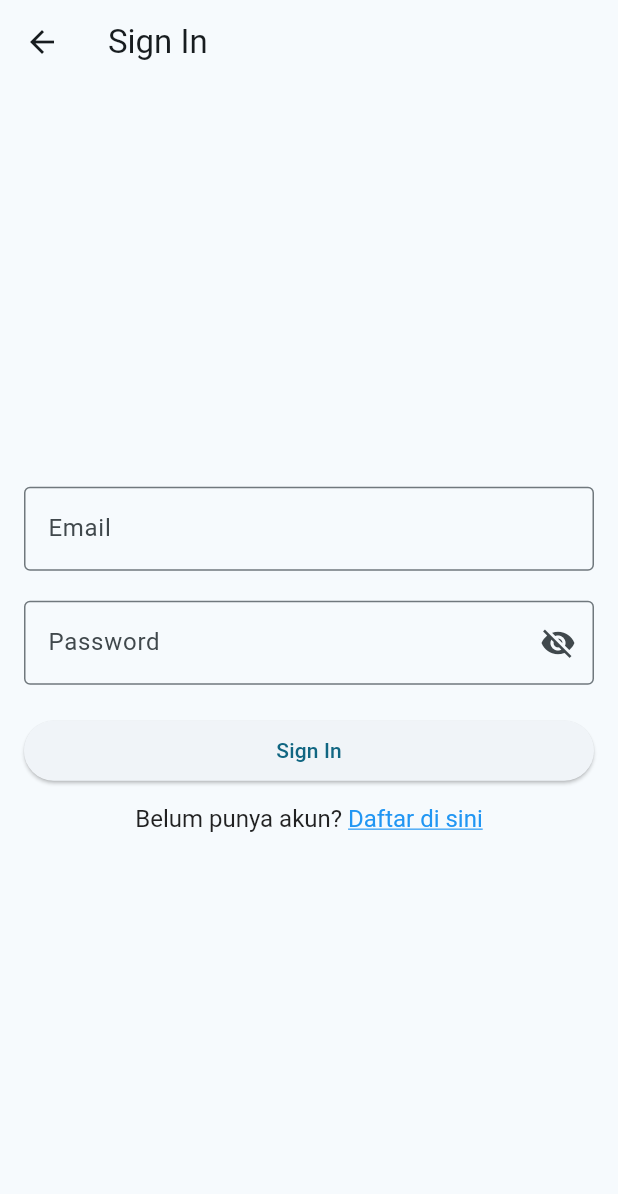
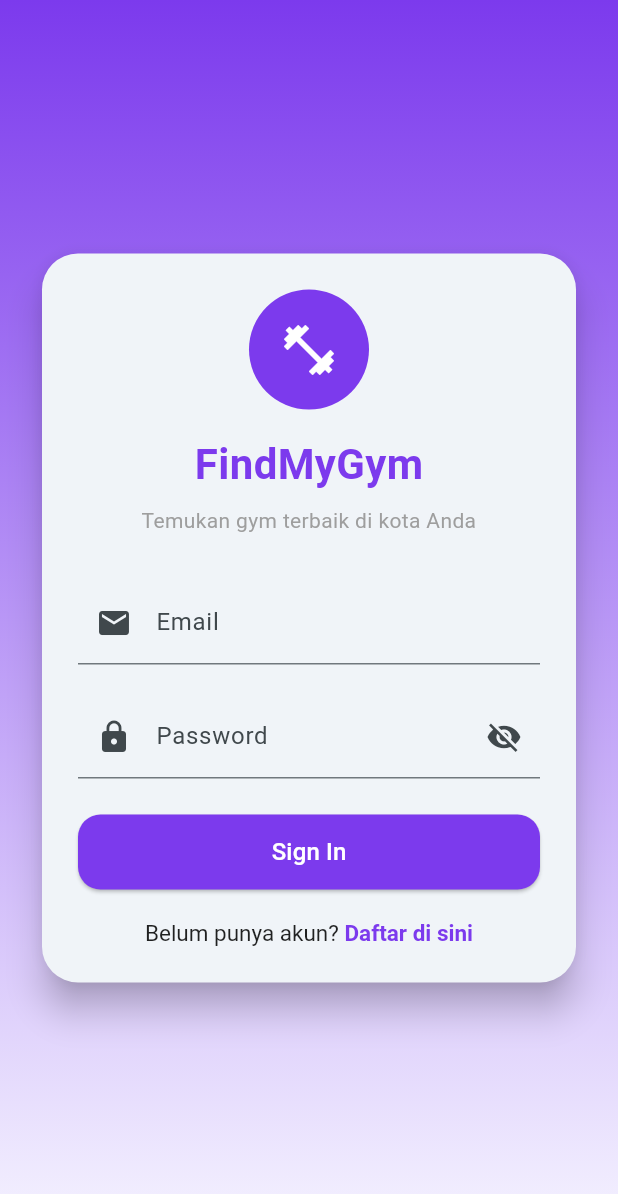
Before and after one commit to fadhiloc/finalprj-pab2-2026-fari, a Flutter app: the screen it shows after launch, item 4 of the bottom bar chosen, after a tap on "Sign In", on a phone screen of 412 x 824 dp. Shown: the top 1194 px of the screen. Run offline on Flutter 3.47's test engine with Material 3 defaults, Android fonts, the phone set to English and light mode, and no system bars; our stand-ins replace cloud_firestore, firebase_auth, firebase_core, flutter_map, flutter_rating_bar, image_picker and 1 more; accounts and stored records are empty.

Commit message:
redesign signIn_screens

```diff
--- a/findgym_app/lib/screens/signIn_screens.dart
+++ b/findgym_app/lib/screens/signIn_screens.dart
@@ -26,9 +26,7 @@
       TextEditingController();
 
   bool _obscurePassword = true;
-
   bool _isLoading = false;
-
   String _errorText = '';
 
   Future<void> signIn() async {
@@ -68,8 +66,7 @@
     } on FirebaseAuthException catch (e) {
       setState(() {
         _errorText =
-            e.message ??
-            'Login gagal';
+            e.message ?? 'Login gagal';
       });
     } catch (e) {
       setState(() {
@@ -78,9 +75,11 @@
       });
     }
 
+    if (mounted) {
       setState(() {
         _isLoading = false;
       });
+    }
   }
 
   @override
@@ -93,26 +92,110 @@
   @override
   Widget build(BuildContext context) {
     return Scaffold(
-      appBar: AppBar(
-        title: const Text(
-          'Sign In',
+      body: Container(
+        width: double.infinity,
+
+        decoration: const BoxDecoration(
+          gradient: LinearGradient(
+            begin: Alignment.topCenter,
+            end: Alignment.bottomCenter,
+            colors: [
+              Color(0xFF7C3AED),
+              Color(0xFFF5F3FF),
+            ],
           ),
         ),
-      body: Center(
+
+        child: SafeArea(
+          child: Center(
             child: SingleChildScrollView(
+              padding:
+                  const EdgeInsets.all(24),
+
+              child: Card(
+                elevation: 10,
+
+                shape:
+                    RoundedRectangleBorder(
+                  borderRadius:
+                      BorderRadius.circular(
+                    24,
+                  ),
+                ),
+
                 child: Padding(
                   padding:
-                const EdgeInsets.all(16),
+                      const EdgeInsets.all(
+                    24,
+                  ),
+
                   child: Column(
+                    mainAxisSize:
+                        MainAxisSize.min,
+
                     children: [
+                      const CircleAvatar(
+                        radius: 40,
+                        backgroundColor:
+                            Color(
+                          0xFF7C3AED,
+                        ),
+
+                        child: Icon(
+                          Icons
+                              .fitness_center,
+                          size: 40,
+                          color:
+                              Colors.white,
+                        ),
+                      ),
+
+                      const SizedBox(
+                        height: 16,
+                      ),
+
+                      const Text(
+                        'FindMyGym',
+                        style: TextStyle(
+                          fontSize: 28,
+                          fontWeight:
+                              FontWeight.bold,
+                          color: Color(
+                            0xFF7C3AED,
+                          ),
+                        ),
+                      ),
+
+                      const SizedBox(
+                        height: 8,
+                      ),
+
+                      const Text(
+                        'Temukan gym terbaik di kota Anda',
+                        textAlign:
+                            TextAlign.center,
+                        style: TextStyle(
+                          color:
+                              Colors.grey,
+                        ),
+                      ),
+
+                      const SizedBox(
+                        height: 30,
+                      ),
+
                       TextFormField(
                         controller:
                             _usernameController,
+
                         decoration:
                             const InputDecoration(
-                    labelText: "Email",
-                    border:
-                        OutlineInputBorder(),
+                          labelText:
+                              'Email',
+                          prefixIcon:
+                              Icon(
+                            Icons.email,
+                          ),
                         ),
                       ),
 
@@ -123,19 +206,26 @@
                       TextFormField(
                         controller:
                             _passwordController,
+
                         obscureText:
                             _obscurePassword,
+
                         decoration:
                             InputDecoration(
                           labelText:
-                        "Password",
-                    border:
-                        const OutlineInputBorder(),
+                              'Password',
+
+                          prefixIcon:
+                              const Icon(
+                            Icons.lock,
+                          ),
+
                           errorText:
                               _errorText
                                       .isNotEmpty
                                   ? _errorText
                                   : null,
+
                           suffixIcon:
                               IconButton(
                             onPressed: () {
@@ -144,6 +234,7 @@
                                     !_obscurePassword;
                               });
                             },
+
                             icon: Icon(
                               _obscurePassword
                                   ? Icons
@@ -156,55 +247,93 @@
                       ),
 
                       const SizedBox(
-                  height: 20,
+                        height: 24,
                       ),
 
                       SizedBox(
                         width:
                             double.infinity,
+                        height: 50,
+
                         child:
                             ElevatedButton(
+                          style:
+                              ElevatedButton.styleFrom(
+                            backgroundColor:
+                                const Color(
+                              0xFF7C3AED,
+                            ),
+
+                            shape:
+                                RoundedRectangleBorder(
+                              borderRadius:
+                                  BorderRadius.circular(
+                                15,
+                              ),
+                            ),
+                          ),
+
                           onPressed:
                               _isLoading
                                   ? null
                                   : signIn,
-                    child: _isLoading
-                        ? const CircularProgressIndicator()
+
+                          child:
+                              _isLoading
+                                  ? const CircularProgressIndicator(
+                                      color:
+                                          Colors.white,
+                                    )
                                   : const Text(
                                       'Sign In',
+                                      style:
+                                          TextStyle(
+                                        color:
+                                            Colors.white,
+                                        fontSize:
+                                            16,
+                                      ),
                                     ),
                         ),
                       ),
 
                       const SizedBox(
-                  height: 12,
+                        height: 20,
                       ),
 
                       RichText(
                         text: TextSpan(
                           text:
                               'Belum punya akun? ',
+
                           style:
                               const TextStyle(
                             color:
                                 Colors.black87,
-                      fontSize: 16,
+                            fontSize: 15,
                           ),
+
                           children: [
                             TextSpan(
                               text:
                                   'Daftar di sini',
+
                               style:
                                   const TextStyle(
                                 color:
-                              Colors.blue,
-                          decoration:
-                              TextDecoration
-                                  .underline,
+                                    Color(
+                                  0xFF7C3AED,
                                 ),
+
+                                fontWeight:
+                                    FontWeight
+                                        .bold,
+                              ),
+
                               recognizer:
                                   TapGestureRecognizer()
-                              ..onTap = () {
+                                    ..onTap =
+                                        () {
                                       Navigator.pushNamed(
                                         context,
                                         '/signup',
@@ -219,6 +348,9 @@
                 ),
               ),
             ),
+          ),
+        ),
+      ),
     );
   }
 }
```
Also changed, not shown: findgym_app/lib/screens/search_screens.dart (line endings or trailing spaces). Lines whose indentation alone changed are shown as unchanged.
